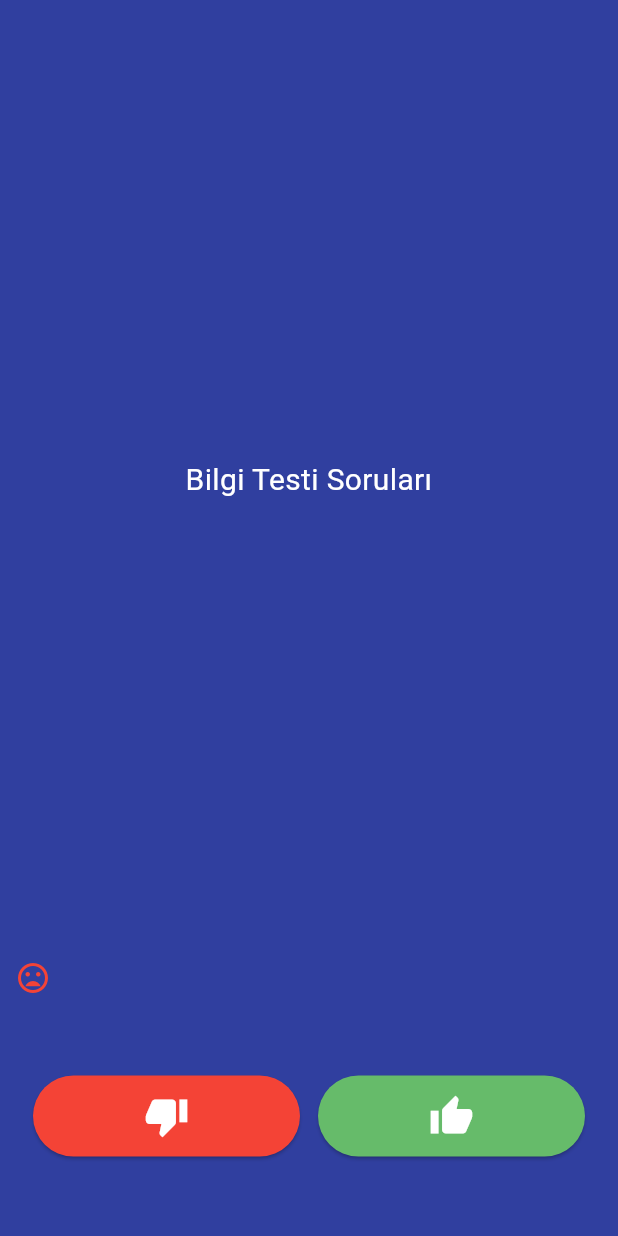
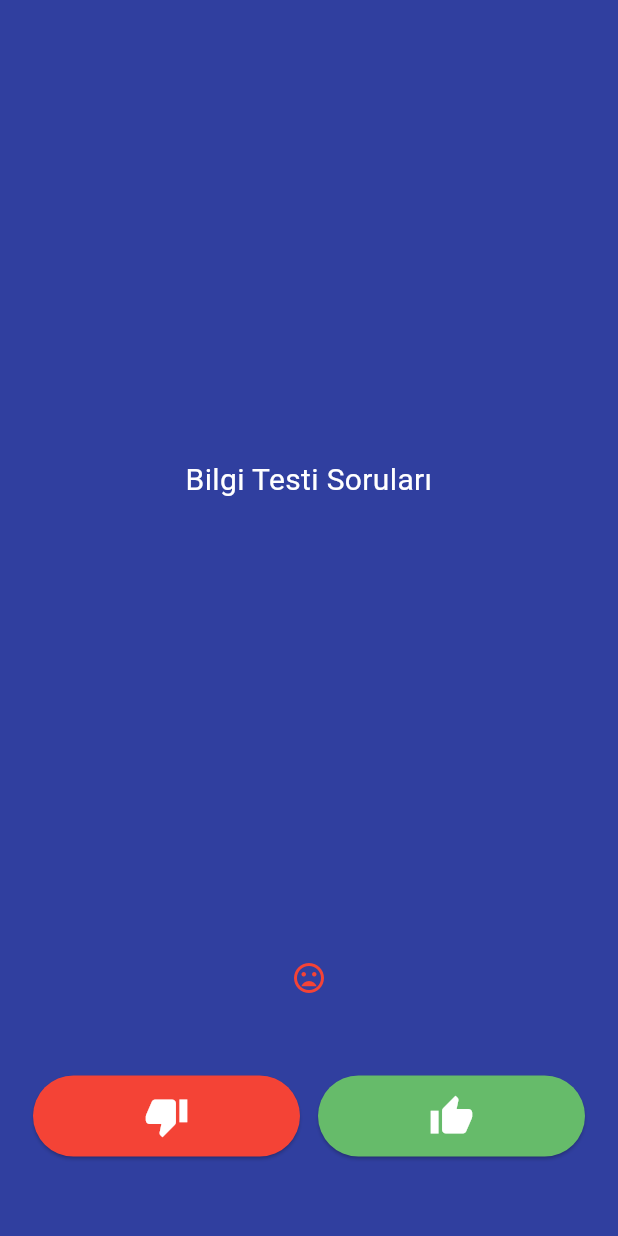
Before and after one commit to NazifeAtmaca25/FlutterProject, a Flutter app: the screen it shows after launch, after a tap on the "thumb down" icon, on a phone screen of 412 x 824 dp. Run offline on Flutter 3.47's test engine with Material 3 defaults, Android fonts, the phone set to English and light mode, and no system bars; our stand-ins replace audioplayers.

Commit message:
Wrap widgetı kullanıldı.

```diff
--- a/bilgi_test/lib/main.dart
+++ b/bilgi_test/lib/main.dart
@@ -48,7 +48,10 @@ class _SoruSayfasiState extends State<SoruSayfasi> {
                     ),
                   ),
                 ))),
-        Row(
+        Wrap(
+          alignment: WrapAlignment.center,
+          spacing: 3,
+          runSpacing: 3,
           children: secimler,
         ),
         Expanded(
```
